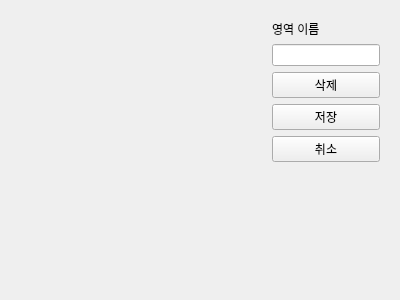
The window that ui/areawidget.ui (VEDA-EAGLES/smart_zone_client) describes before a commit, drawn with Qt 5.
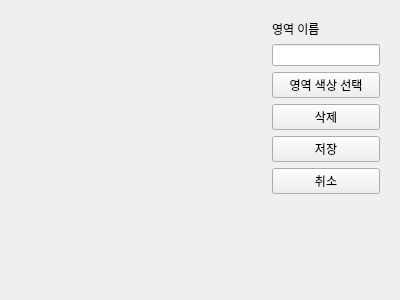
The same window after the commit.

Commit message:
feat: 영역 색 추가
영역 구조체에 색 데이터 추가

What changed in the file:
```diff
--- a/ui/areawidget.ui
+++ b/ui/areawidget.ui
@@ -37,6 +37,13 @@
       <item>
        <widget class="QLineEdit" name="areaNameEdit"/>
       </item>
+      <item>
+       <widget class="QPushButton" name="colorButton">
+        <property name="text">
+         <string>영역 색상 선택</string>
+        </property>
+       </widget>
+      </item>
       <item>
        <widget class="QPushButton" name="deleteButton">
         <property name="text">
```
The commit also changes 5 other files.
